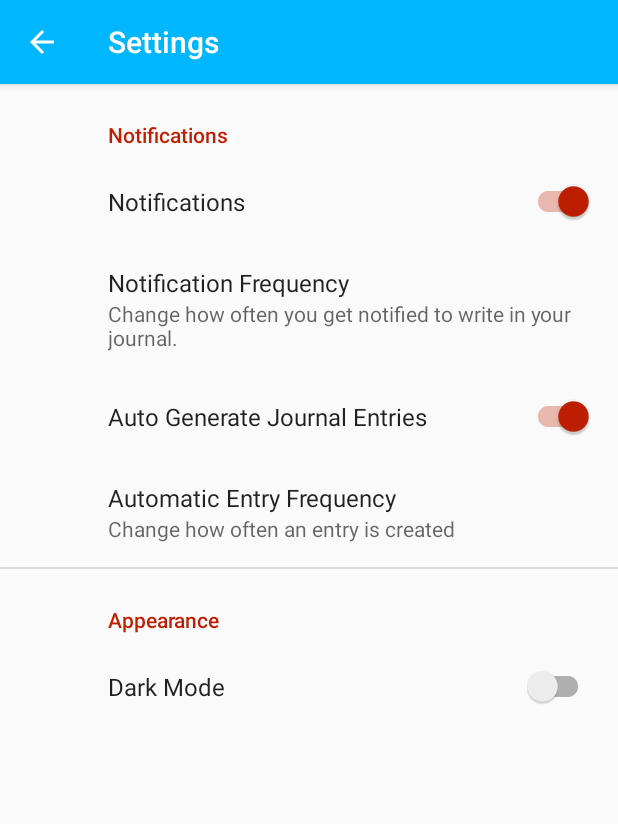
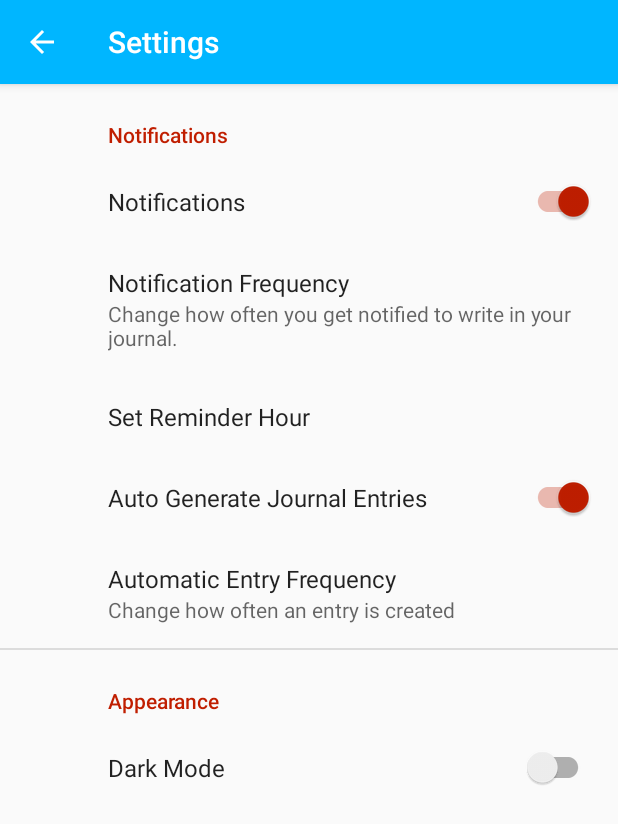
Before and after one commit to SauceMan8/Journalmatic, an Android app: the screen it shows after launch (SettingsActivity), in the options menu, after a tap on "Settings", on a phone screen of 412 x 824 dp. Shown: the top 824 px of the screen. Run offline under Robolectric (Android 15) with nearby library versions, the phone set to English and light mode, and no system bars; our stand-ins replace androidx.preference.

Commit message:
Notifications mostly working

```diff
--- a/app/build.gradle
+++ b/app/build.gradle
@@ -28,4 +28,5 @@ dependencies {
     testImplementation 'junit:junit:4.12'
     androidTestImplementation 'androidx.test.ext:junit:1.1.1'
     androidTestImplementation 'androidx.test.espresso:espresso-core:3.2.0'
+    implementation 'com.google.android.gms:play-services-location:17.0.0'
 }
--- a/app/src/main/java/com/sawyergehring/journalmatic/Journalmatic.java
+++ b/app/src/main/java/com/sawyergehring/journalmatic/Journalmatic.java
@@ -1,26 +1,105 @@
 package com.sawyergehring.journalmatic;
 
+import android.app.AlarmManager;
 import android.app.Application;
+import android.app.Notification;
 import android.app.NotificationChannel;
 import android.app.NotificationManager;
+import android.app.PendingIntent;
+import android.content.BroadcastReceiver;
+import android.content.Intent;
 import android.os.Build;
+import android.os.SystemClock;
+import android.widget.Toast;
+
+import androidx.core.app.NotificationCompat;
+import androidx.core.app.NotificationManagerCompat;
+
+import java.util.Calendar;
 
 public class Journalmatic extends Application {
 
-    public static final String CHANNEL_1_ID = "reminder";
+    public static final String Reminder_Channel = "reminder";
     public static final String CHANNEL_2_ID = "Errors";
+    private NotificationManagerCompat notificationManager;
+    private AlarmManager am;
+    private PendingIntent pendingIntent;
 
     @Override
     public void onCreate() {
         super.onCreate();
 
+        notificationManager = NotificationManagerCompat.from(this);
+
         createNotificationChannels();
+        createAlarm();
     }
+
+    private void startNotification() {
+        Calendar calendar = Calendar.getInstance();
+        calendar.set(Calendar.HOUR_OF_DAY, 20);
+        calendar.set(Calendar.MINUTE, 50);
+        calendar.set(Calendar.SECOND, 0);
+        Intent intent1 = new Intent(this, BroadcastReceiver.class);
+        PendingIntent pendingIntent = PendingIntent.getBroadcast(this, 0,intent1, PendingIntent.FLAG_UPDATE_CURRENT);
+        AlarmManager am = (AlarmManager) this.getSystemService(ALARM_SERVICE);
+        if (am != null) {
+            //am.setRepeating(AlarmManager.RTC_WAKEUP, calendar.getTimeInMillis(), AlarmManager.INTERVAL_FIFTEEN_MINUTES, pendingIntent);
+            am.setRepeating(
+                    AlarmManager.ELAPSED_REALTIME_WAKEUP,
+                    SystemClock.elapsedRealtime() + AlarmManager.INTERVAL_FIFTEEN_MINUTES,
+                    AlarmManager.INTERVAL_FIFTEEN_MINUTES,
+                    pendingIntent);
+            sendReminderNotification();
+        }
+
+    }
+
+
+
+    public void createAlarm() {
+        Calendar calendar = Calendar.getInstance();
+        calendar.set(Calendar.HOUR_OF_DAY, 20);
+        Toast.makeText(this, "Alarm created" , Toast.LENGTH_SHORT).show();
+        Intent intent = new Intent(this, NotificationReceiver.class);
+
+        am = (AlarmManager) this.getSystemService(ALARM_SERVICE);
+        pendingIntent = PendingIntent.getBroadcast(this, 0, intent, 0);
+
+        am.setInexactRepeating(
+                AlarmManager.RTC_WAKEUP,
+                calendar.getTimeInMillis(),
+                AlarmManager.INTERVAL_DAY,
+                pendingIntent);
+
+    }
+
+    public void cancelRemider() {
+        am.cancel(pendingIntent);
+    }
+
+    public void sendReminderNotification() {
+
+        Intent notificationIntent = new Intent(this, EditorActivity.class);
+        PendingIntent contentIntent = PendingIntent.getActivity(this, 0, notificationIntent, 0);
+
+        Notification notification = new NotificationCompat.Builder(this, Reminder_Channel)
+                .setSmallIcon(R.drawable.ic_main_icon_foreground)
+                .setContentTitle("Test")
+                .setContentText("Notification set")
+                .setPriority(NotificationCompat.PRIORITY_LOW)
+                .setContentIntent(contentIntent)
+                .setAutoCancel(true)
+                .build();
+
+        notificationManager.notify(1, notification);
+    }
+
 
     private void createNotificationChannels() {
         if (Build.VERSION.SDK_INT >= Build.VERSION_CODES.O) {
             NotificationChannel reminder = new NotificationChannel(
-                    CHANNEL_1_ID,  "Reminders", NotificationManager.IMPORTANCE_LOW
+                    Reminder_Channel,  "Reminders", NotificationManager.IMPORTANCE_LOW
             );
             reminder.setDescription("This is the reminder channel");
 
--- a/app/src/main/java/com/sawyergehring/journalmatic/SettingsActivity.java
+++ b/app/src/main/java/com/sawyergehring/journalmatic/SettingsActivity.java
@@ -1,10 +1,13 @@
 package com.sawyergehring.journalmatic;
 
 import android.os.Bundle;
+import android.util.Log;
 import android.view.MenuItem;
+import android.widget.Toast;
 
 import androidx.appcompat.app.ActionBar;
 import androidx.appcompat.app.AppCompatActivity;
+import androidx.preference.EditTextPreference;
 import androidx.preference.PreferenceFragmentCompat;
 
 public class SettingsActivity extends AppCompatActivity {
--- a/app/src/main/res/xml/root_preferences.xml
+++ b/app/src/main/res/xml/root_preferences.xml
@@ -14,7 +14,8 @@
   ~ limitations under the License.
   -->
 
-<PreferenceScreen xmlns:app="http://schemas.android.com/apk/res-auto">
+<PreferenceScreen xmlns:android="http://schemas.android.com/apk/res/android"
+    xmlns:app="http://schemas.android.com/apk/res-auto">
 
     <PreferenceCategory app:title="@string/notifications">
         <SwitchPreferenceCompat
@@ -22,14 +23,22 @@
             app:title="@string/notifications"
             app:defaultValue="true"/>
 
+
         <ListPreference
             app:dependency="notify"
             app:defaultValue="@string/pref_feq_def_value"
             app:entries="@array/pref_feq_entries"
             app:entryValues="@array/pref_feq_values"
-            app:key="notification_time"
+            app:key="notification_feq"
             app:summary="@string/notificationFreq_descr"
             app:title="@string/notificationsFreq" />
+
+        <EditTextPreference
+            android:defaultValue="6"
+            android:key="reminder_time"
+            android:selectAllOnFocus="true"
+            android:singleLine="true"
+            android:title="Set Reminder Hour"/>
 
     </PreferenceCategory>
 
--- a/build.gradle
+++ b/build.gradle
@@ -7,7 +7,7 @@ buildscript {
 
     }
     dependencies {
-        classpath 'com.android.tools.build:gradle:3.5.2'
+        classpath 'com.android.tools.build:gradle:3.5.3'
 
         // NOTE: Do not place your application dependencies here; they belong
         // in the individual module build.gradle files
```
Also changed, not shown: app/src/main/AndroidManifest.xml (+9 -0 lines), app/src/main/java/com/sawyergehring/journalmatic/BootReceiver.java (added, +51 -0 lines), app/src/main/java/com/sawyergehring/journalmatic/MainActivity.java (+79 -46 lines), app/src/main/java/com/sawyergehring/journalmatic/NotificationReceiver.java (added, +56 -0 lines), app/src/main/res/layout/activity_main.xml (+0 -10 lines).
